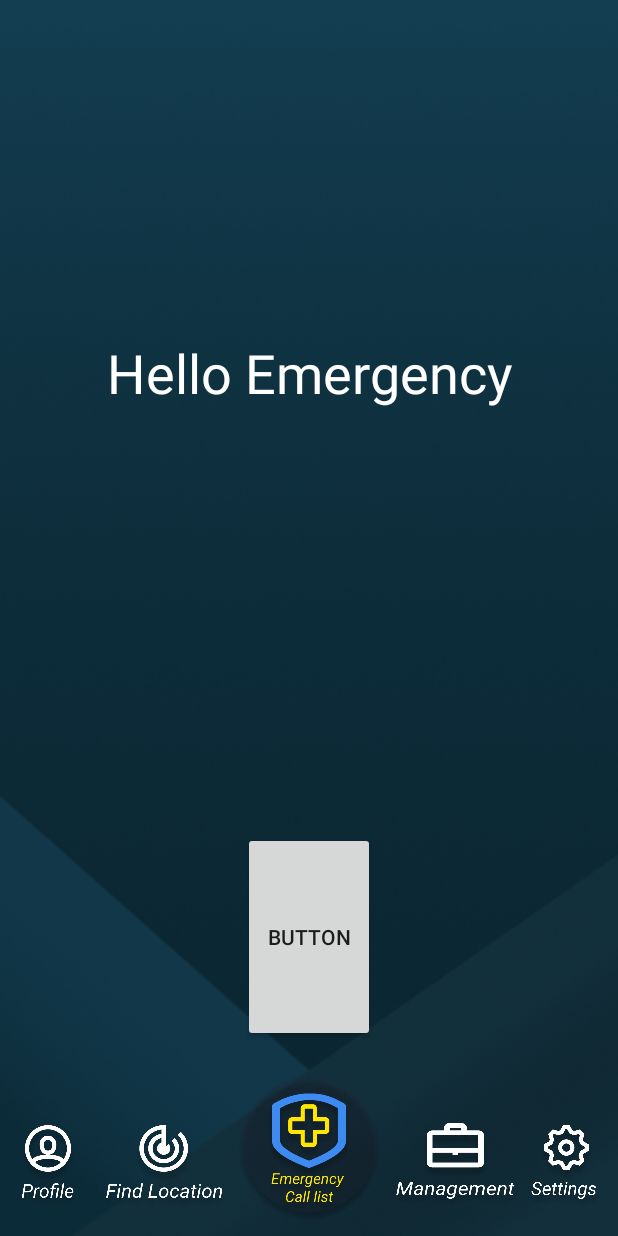
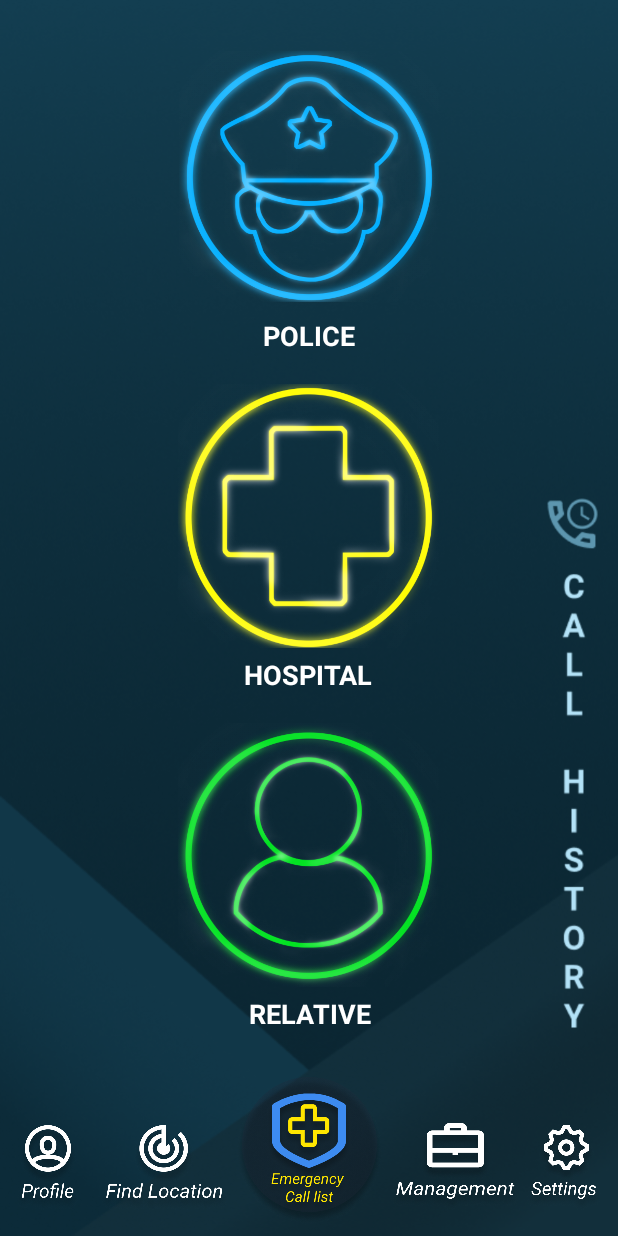
Before and after one commit to wosmaker/ESCAapp, an Android app: the EmergencyFragment screen opened directly, with no data from a screen before it, on a phone screen of 412 x 824 dp. Run offline under Robolectric (Android 15) with nearby library versions, the phone set to English and light mode, and no system bars.

Commit message:
update : ui emergency call

```diff
--- a/app/src/main/java/com/app/escaapp/ui/emergency/EmergencyFragment.kt
+++ b/app/src/main/java/com/app/escaapp/ui/emergency/EmergencyFragment.kt
@@ -37,12 +37,11 @@ class EmergencyFragment : Fragment() {
     override fun onViewCreated(view: View, savedInstanceState: Bundle?) {
         NavBar().setGo(2,view)
 
-        view.test1.text = "Hello Emergency"
-        view.call.setOnClickListener {
-            Toast.makeText(activity,"calling" , Toast.LENGTH_LONG).show()
-            callTo("0888590724")
-            //smsTo("0888590724")
-        }
+
+//        Toast.makeText(activity,"calling" , Toast.LENGTH_LONG).show()
+//        callTo("0888590724")
+//        //smsTo("0888590724")
+
     }
 
     fun callTo(phoneNumber: String){
--- a/app/src/main/res/layout/fragment_emergency.xml
+++ b/app/src/main/res/layout/fragment_emergency.xml
@@ -17,36 +17,110 @@
         app:layout_constraintStart_toStartOf="parent"
         app:layout_constraintTop_toTopOf="parent">
 
-        <TextView
-            android:id="@+id/test1"
+        <ScrollView
             android:layout_width="wrap_content"
             android:layout_height="wrap_content"
-            android:layout_marginStart="74dp"
-            android:layout_marginTop="224dp"
-            android:layout_marginEnd="74dp"
-            android:text="emergency page"
-            android:textAlignment="center"
-            android:textAllCaps="false"
-            android:textColor="#FFFFFF"
-            android:textIsSelectable="true"
-            android:textSize="36sp"
-            app:layout_constraintEnd_toEndOf="parent"
-            app:layout_constraintStart_toStartOf="parent"
-            app:layout_constraintTop_toTopOf="parent" />
-
-        <Button
-            android:id="@+id/call"
-            android:layout_width="wrap_content"
-            android:layout_height="0dp"
-            android:layout_marginStart="161dp"
-            android:layout_marginTop="282dp"
-            android:layout_marginEnd="162dp"
-            android:layout_marginBottom="23dp"
-            android:text="Button"
             app:layout_constraintBottom_toBottomOf="parent"
             app:layout_constraintEnd_toEndOf="parent"
             app:layout_constraintStart_toStartOf="parent"
-            app:layout_constraintTop_toBottomOf="@+id/test1" />
+            app:layout_constraintTop_toTopOf="parent">
+
+            <LinearLayout
+                android:layout_width="match_parent"
+                android:layout_height="wrap_content"
+                android:gravity="center_horizontal"
+                android:orientation="vertical">
+
+                <LinearLayout
+                    android:id="@+id/btn_police"
+                    android:layout_width="wrap_content"
+                    android:layout_height="wrap_content"
+                    android:layout_marginTop="10dp"
+                    android:layout_marginBottom="10dp"
+                    android:gravity="center"
+                    android:orientation="vertical">
+
+                    <Button
+                        android:layout_width="176dp"
+                        android:layout_height="176dp"
+                        android:layout_marginBottom="5dp"
+                        android:background="@drawable/call_police" />
+
+                    <TextView
+                        android:layout_width="wrap_content"
+                        android:layout_height="wrap_content"
+                        android:text="POLICE"
+                        android:textAlignment="center"
+                        android:textColor="#FFFFFF"
+                        android:textSize="18sp"
+                        android:textStyle="bold" />
+                </LinearLayout>
+
+                <LinearLayout
+                    android:id="@+id/brn_hospital"
+                    android:layout_width="wrap_content"
+                    android:layout_height="wrap_content"
+                    android:layout_marginTop="10dp"
+                    android:layout_marginBottom="10dp"
+                    android:gravity="center"
+                    android:orientation="vertical">
+
+                    <Button
+                        android:layout_width="176dp"
+                        android:layout_height="176dp"
+                        android:layout_marginBottom="5dp"
+                        android:background="@drawable/call_hospital" />
+
+                    <TextView
+                        android:layout_width="wrap_content"
+                        android:layout_height="wrap_content"
+                        android:text="HOSPITAL"
+                        android:textAlignment="center"
+                        android:textColor="#FFFFFF"
+                        android:textSize="18sp"
+                        android:textStyle="bold" />
+                </LinearLayout>
+
+                <LinearLayout
+                    android:id="@+id/btn_relative"
+                    android:layout_width="wrap_content"
+                    android:layout_height="wrap_content"
+                    android:layout_marginTop="10dp"
+                    android:layout_marginBottom="10dp"
+                    android:gravity="center"
+                    android:orientation="vertical">
+
+                    <Button
+                        android:layout_width="176dp"
+                        android:layout_height="176dp"
+                        android:layout_marginBottom="5dp"
+                        android:background="@drawable/call_relative" />
+
+                    <TextView
+                        android:layout_width="match_parent"
+                        android:layout_height="wrap_content"
+                        android:text="RELATIVE"
+                        android:textAlignment="center"
+                        android:textAllCaps="false"
+                        android:textColor="#FFFFFF"
+                        android:textIsSelectable="false"
+                        android:textSize="18sp"
+                        android:textStyle="bold" />
+                </LinearLayout>
+
+            </LinearLayout>
+        </ScrollView>
+
+        <Button
+            android:id="@+id/btn_callHistory"
+            android:layout_width="42dp"
+            android:layout_height="369dp"
+            android:layout_marginEnd="10dp"
+            android:layout_marginBottom="20dp"
+            android:background="@drawable/call_history"
+            app:layout_constraintBottom_toBottomOf="parent"
+            app:layout_constraintEnd_toEndOf="parent" />
+
     </androidx.constraintlayout.widget.ConstraintLayout>
 
     <include
```
Also changed, not shown: app/src/main/java/com/app/escaapp/MainContactActivity.kt (deleted, +0 -98 lines), app/src/main/java/com/app/escaapp/contact.kt (deleted, +0 -76 lines), app/src/main/res/drawable/call_history.png (added), app/src/main/res/drawable/call_hospital.png (added), app/src/main/res/drawable/call_police.png (added), app/src/main/res/drawable/call_relative.png (added).
